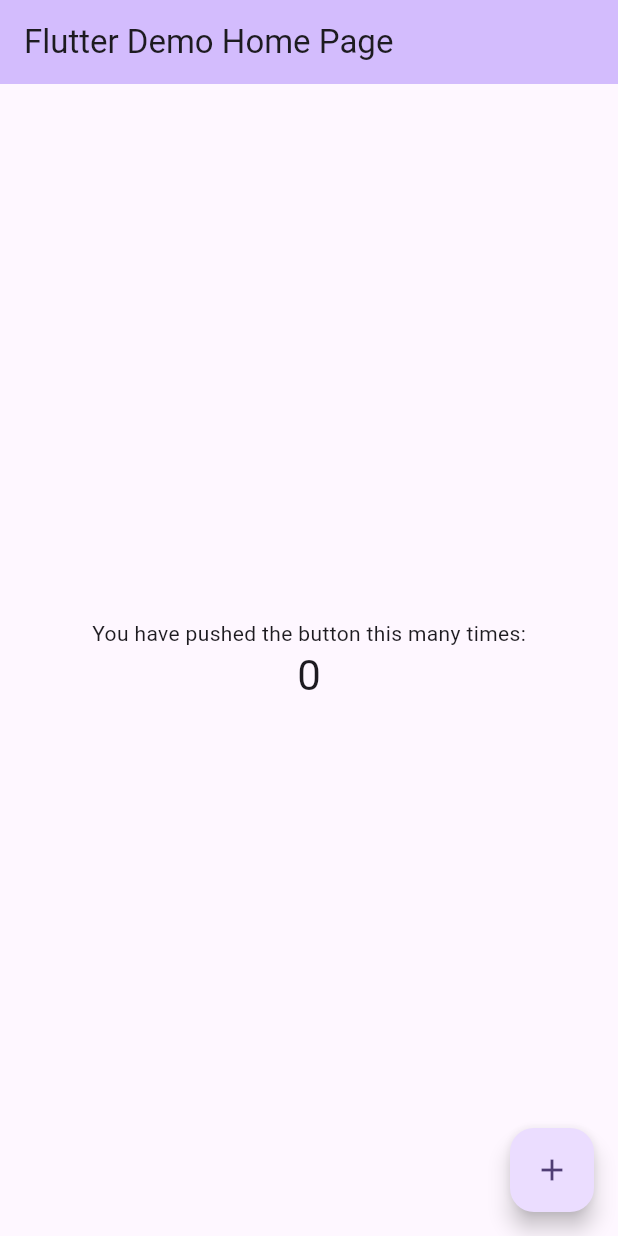
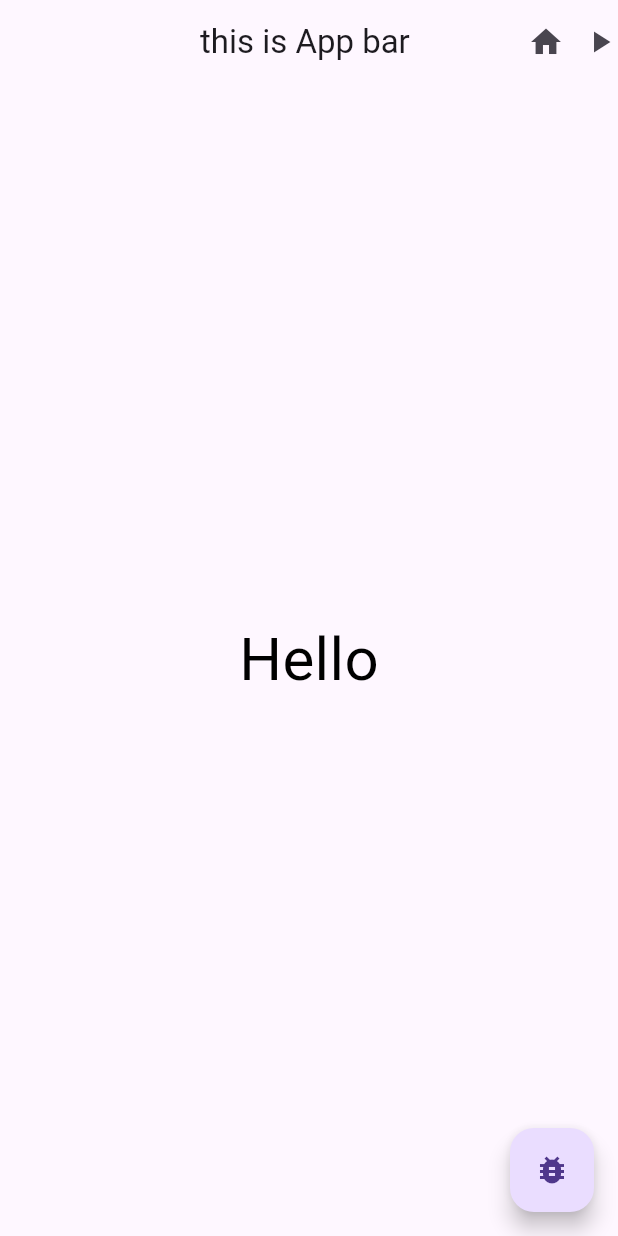
Before and after one commit to jinuemong/Flutter-Study, a Flutter app: the screen it shows after launch, on a phone screen of 412 x 824 dp. Run offline on Flutter 3.47's test engine with Material 3 defaults, Android fonts, the phone set to English and light mode, and no system bars.

Commit message:
ui 스터디

```diff
--- a/lib/main.dart
+++ b/lib/main.dart
@@ -1,125 +1,49 @@
+import 'package:flutter/cupertino.dart';
 import 'package:flutter/material.dart';
 
+// 기초 학습 컨테이너 + 위젯
 void main() {
-  runApp(const MyApp());
+  runApp( MaterialApp(
+    // 위젯 트리에서 최상위 앱
+    home: Scaffold(
+      // 화면을 구성할 때 가장 기본이 되는 도화지
+      body: TestWidget(),
+      appBar: AppBar(
+        actions: [
+          IconButton(onPressed: (){
+            print("Tab");
+          }, icon: Icon(Icons.home)),
+          Icon(Icons.play_arrow)
+        ],
+        title: Text("this is App bar "),
+        centerTitle: true,
+      ),
+      floatingActionButton: FloatingActionButton(
+        child: Icon(Icons.bug_report),
+        onPressed: () {
+          print("Tab Bug");
+        },
+      ),
+    ),
+  ));
 }
 
-class MyApp extends StatelessWidget {
-  const MyApp({super.key});
 
-  // This widget is the root of your application.
+class TestWidget extends StatelessWidget {
+  const TestWidget({super.key});
+
   @override
   Widget build(BuildContext context) {
-    return MaterialApp(
-      title: 'Flutter Demo',
-      theme: ThemeData(
-        // This is the theme of your application.
-        //
-        // TRY THIS: Try running your application with "flutter run". You'll see
-        // the application has a blue toolbar. Then, without quitting the app,
-        // try changing the seedColor in the colorScheme below to Colors.green
-        // and then invoke "hot reload" (save your changes or press the "hot
-        // reload" button in a Flutter-supported IDE, or press "r" if you used
-        // the command line to start the app).
-        //
-        // Notice that the counter didn't reset back to zero; the application
-        // state is not lost during the reload. To reset the state, use hot
-        // restart instead.
-        //
-        // This works for code too, not just values: Most code changes can be
-        // tested with just a hot reload.
-        colorScheme: ColorScheme.fromSeed(seedColor: Colors.deepPurple),
-        useMaterial3: true,
+    return const SafeArea(
+      child: Center(
+        child: Text(
+          "Hello",
+          style: TextStyle(
+            fontSize: 40,
+            color: Colors.black,
+          ),
+        ),
       ),
-      home: const MyHomePage(title: 'Flutter Demo Home Page'),
     );
   }
 }
-
-class MyHomePage extends StatefulWidget {
-  const MyHomePage({super.key, required this.title});
-
-  // This widget is the home page of your application. It is stateful, meaning
-  // that it has a State object (defined below) that contains fields that affect
-  // how it looks.
-
-  // This class is the configuration for the state. It holds the values (in this
-  // case the title) provided by the parent (in this case the App widget) and
-  // used by the build method of the State. Fields in a Widget subclass are
-  // always marked "final".
-
-  final String title;
-
-  @override
-  State<MyHomePage> createState() => _MyHomePageState();
-}
-
-class _MyHomePageState extends State<MyHomePage> {
-  int _counter = 0;
-
-  void _incrementCounter() {
-    setState(() {
-      // This call to setState tells the Flutter framework that something has
-      // changed in this State, which causes it to rerun the build method below
-      // so that the display can reflect the updated values. If we changed
-      // _counter without calling setState(), then the build method would not be
-      // called again, and so nothing would appear to happen.
-      _counter++;
-    });
-  }
-
-  @override
-  Widget build(BuildContext context) {
-    // This method is rerun every time setState is called, for instance as done
-    // by the _incrementCounter method above.
-    //
-    // The Flutter framework has been optimized to make rerunning build methods
-    // fast, so that you can just rebuild anything that needs updating rather
-    // than having to individually change instances of widgets.
-    return Scaffold(
-      appBar: AppBar(
-        // TRY THIS: Try changing the color here to a specific color (to
-        // Colors.amber, perhaps?) and trigger a hot reload to see the AppBar
-        // change color while the other colors stay the same.
-        backgroundColor: Theme.of(context).colorScheme.inversePrimary,
-        // Here we take the value from the MyHomePage object that was created by
-        // the App.build method, and use it to set our appbar title.
-        title: Text(widget.title),
-      ),
-      body: Center(
-        // Center is a layout widget. It takes a single child and positions it
-        // in the middle of the parent.
-        child: Column(
-          // Column is also a layout widget. It takes a list of children and
-          // arranges them vertically. By default, it sizes itself to fit its
-          // children horizontally, and tries to be as tall as its parent.
-          //
-          // Column has various properties to control how it sizes itself and
-          // how it positions its children. Here we use mainAxisAlignment to
-          // center the children vertically; the main axis here is the vertical
-          // axis because Columns are vertical (the cross axis would be
-          // horizontal).
-          //
-          // TRY THIS: Invoke "debug painting" (choose the "Toggle Debug Paint"
-          // action in the IDE, or press "p" in the console), to see the
-          // wireframe for each widget.
-          mainAxisAlignment: MainAxisAlignment.center,
-          children: <Widget>[
-            const Text(
-              'You have pushed the button this many times:',
-            ),
-            Text(
-              '$_counter',
-              style: Theme.of(context).textTheme.headlineMedium,
-            ),
-          ],
-        ),
-      ),
-      floatingActionButton: FloatingActionButton(
-        onPressed: _incrementCounter,
-        tooltip: 'Increment',
-        child: const Icon(Icons.add),
-      ), // This trailing comma makes auto-formatting nicer for build methods.
-    );
-  }
-}
--- a/pubspec.yaml
+++ b/pubspec.yaml
@@ -27,6 +27,7 @@ environment:
 # dependencies can be manually updated by changing the version numbers below to
 # the latest version available on pub.dev. To see which dependencies have newer
 # versions available, run `flutter pub outdated`.
+# 외부 라이브러리 폴더
 dependencies:
   flutter:
     sdk: flutter
```
Also changed, not shown: lib/CheckBox.dart (added, +63 -0 lines), lib/State.dart (added, +95 -0 lines), lib/main2.dart (added, +56 -0 lines), lib/main3.dart (added, +98 -0 lines), 1 other file.
